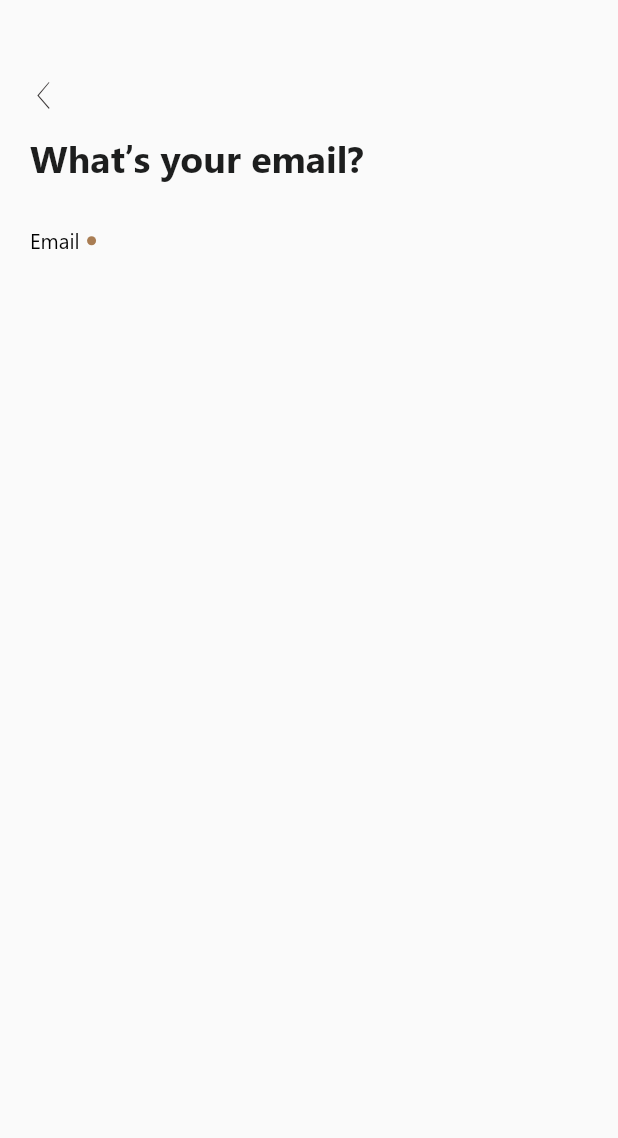
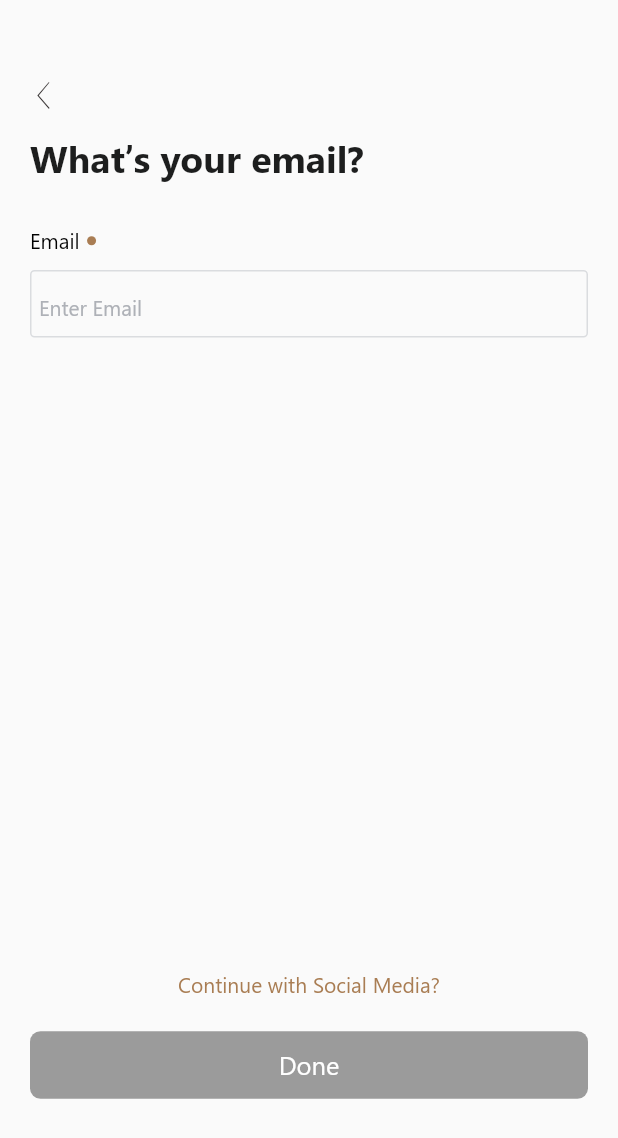
Before and after one commit to iamvivekkaushik/Diwan, a Flutter app: the EmailSignupScreen screen opened by its route, on a phone screen of 412 x 824 dp. Shown: the top 1138 px of the screen. Run offline on Flutter 3.47's test engine with Material 2 defaults, Android fonts, the phone set to English and light mode, and no system bars.

Commit message:
Created email Sign up screen

```diff
--- a/lib/res/colors.dart
+++ b/lib/res/colors.dart
@@ -8,4 +8,6 @@ class AppColors {
   static const Color buttonBackground = Color(0xFFA97D53);
   static const Color separator = Color(0xFFAEB1B7);
   static const Color blackIcon = Color(0xff363232);
+  static const Color textFieldBorder = Color(0xffDADCDF);
+  static const Color textFieldHint = Color(0xffAEB1B7);
 }
--- a/lib/res/style.dart
+++ b/lib/res/style.dart
@@ -36,3 +36,9 @@ final TextStyle inputLabelStyle = TextStyle(
     fontFamily: 'Segoe',
     fontWeight: FontWeight.w400,
     color: Colors.black);
+
+final TextStyle textFieldHintStyle = TextStyle(
+    fontSize: 14, fontFamily: 'Segoe', fontWeight: FontWeight.w400, color: AppColors.textFieldHint);
+
+final TextStyle textFieldStyle = TextStyle(
+    fontSize: 14, fontFamily: 'Segoe', fontWeight: FontWeight.w400);
--- a/lib/screens/signup_email_screen.dart
+++ b/lib/screens/signup_email_screen.dart
@@ -14,7 +14,8 @@ class _EmailSignupScreenState extends State<EmailSignupScreen> {
   @override
   Widget build(BuildContext context) {
     return Scaffold(
-      body: Column(
+      body: SingleChildScrollView(
+        child: Column(
           mainAxisAlignment: MainAxisAlignment.start,
           crossAxisAlignment: CrossAxisAlignment.start,
           children: <Widget>[
@@ -27,7 +28,10 @@ class _EmailSignupScreenState extends State<EmailSignupScreen> {
               child: IconButton(
                 icon: Icon(DiwanIcons.back, size: 18,),
                 color: AppColors.blackIcon,
-              onPressed: () {},
+                onPressed: () {
+                  // Go Back To previous Screen
+                  Navigator.of(context).pop();
+                },
               ),
             ),
 
@@ -61,12 +65,73 @@ class _EmailSignupScreenState extends State<EmailSignupScreen> {
                     color: AppColors.buttonBackground,
                     borderRadius: BorderRadius.circular(30),
                   ),
-              )
-
+                ),
 
               ],
-          )
+            ),
+
+            Container(
+              width: MediaQuery.of(context).size.width,
+              margin: EdgeInsets.symmetric(horizontal: 20, vertical: 10),
+              height: 45,
+              decoration: new BoxDecoration(
+                borderRadius: BorderRadius.circular(3),
+                  border: new Border.all(color: AppColors.textFieldBorder)
+              ),
+
+              child: Container(
+                margin: EdgeInsets.symmetric(horizontal: 5),
+                child: TextField(
+                  decoration: InputDecoration(
+                    border: InputBorder.none,
+                    hintText: AppLocalization.of(context).translate('enter_email'),
+                    hintStyle: textFieldHintStyle,
+                  ),
+                  style: textFieldStyle,
+                ),
+              ),
+            ),
+
+            SizedBox(
+              height: MediaQuery.of(context).size.height / 2,
+            ),
+
+            Align(
+              alignment: Alignment.center,
+              child: Text(AppLocalization.of(context).translate('continue_with_social') + '?',
+                style: TextStyle(
+                  color: AppColors.buttonBackground,
+                  fontFamily: 'Segoe',
+                  fontWeight: FontWeight.w400,
+
+                ),),
+            ),
+
+            SizedBox(
+              height: 10,
+            ),
+
+            Container(
+              margin: EdgeInsets.symmetric(vertical: 10, horizontal: 20),
+              child: RaisedButton(
+//                    onPressed: () {},
+                color: AppColors.buttonBackground,
+                shape: RoundedRectangleBorder(
+                  borderRadius: new BorderRadius.circular(7),
+                ),
+                child: Container(
+                  height: 45,
+                  width: MediaQuery.of(context).size.width - 70,
+                  child: Align(
+                    alignment: Alignment.center,
+                    child: Text(AppLocalization.of(context).translate('done'),
+                      style: buttonTextStyle,),
+                  ),
+                ),
+              ),
+            ),
           ],
+        ),
       ),
     );
   }
```
Lines whose indentation alone changed are shown as unchanged.
